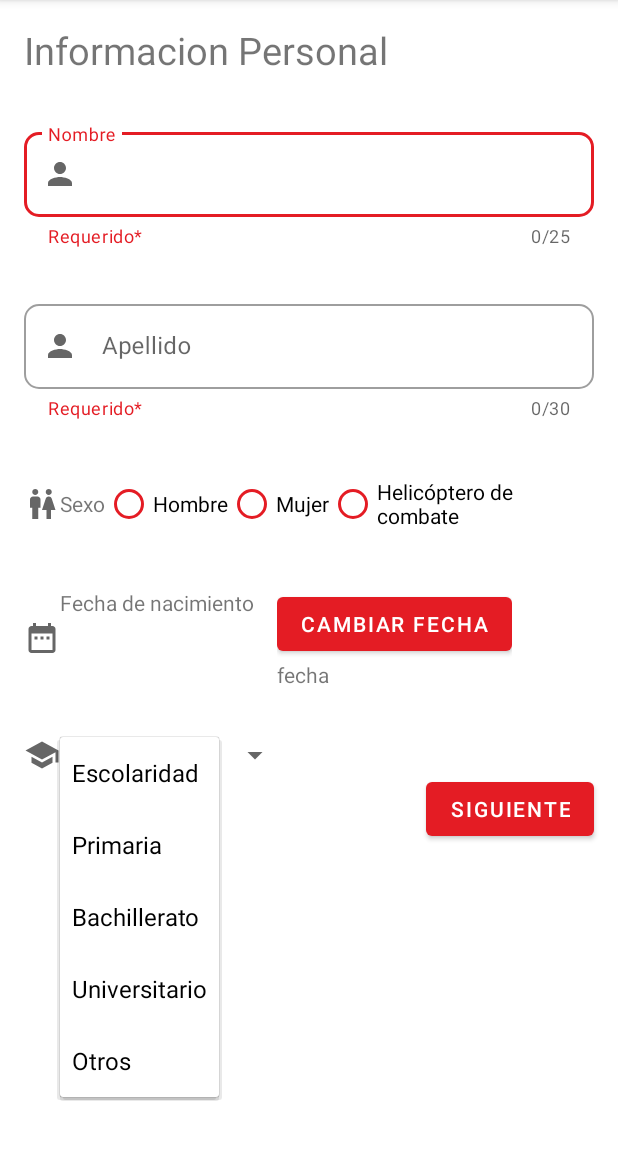
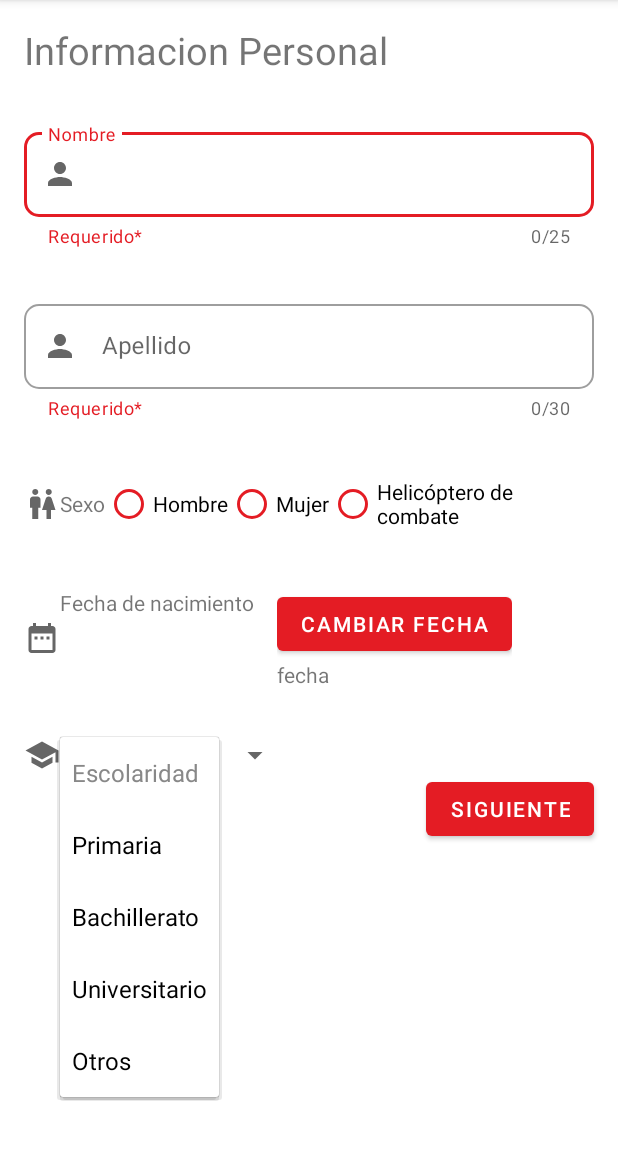
Before and after one commit to SotalvaroO/LabsCM20211-Gr07, an Android app: the PersonalDataActivity screen opened directly, with no data from a screen before it, after a tap on "Escolaridad", on a phone screen of 412 x 824 dp, the part 84-1236 px from its top. Run offline under Robolectric (Android 15) with nearby library versions, the phone set to English and light mode, and no system bars.

Commit message:
Vista de PersonalDataActivity.java con la lógica hasta la parte del Spinner, falta agregar condiciones para que el botón siguiente se valide

```diff
--- a/Lab1-UI/src/main/java/co/edu/udea/compumovil/gr07_20211/lab1/PersonalDataActivity.java
+++ b/Lab1-UI/src/main/java/co/edu/udea/compumovil/gr07_20211/lab1/PersonalDataActivity.java
@@ -1,5 +1,7 @@
 package co.edu.udea.compumovil.gr07_20211.lab1;
 
+import androidx.annotation.NonNull;
+import androidx.annotation.Nullable;
 import androidx.annotation.RequiresApi;
 import androidx.appcompat.app.AppCompatActivity;
 
@@ -9,27 +11,36 @@ import android.graphics.Color;
 import android.graphics.drawable.ColorDrawable;
 import android.os.Build;
 import android.os.Bundle;
+import android.util.Log;
 import android.view.View;
+import android.view.ViewGroup;
+import android.widget.AdapterView;
+import android.widget.ArrayAdapter;
 import android.widget.Button;
 import android.widget.DatePicker;
 import android.widget.RadioButton;
 import android.widget.RadioGroup;
+import android.widget.Spinner;
 import android.widget.TextView;
+import android.widget.Toast;
 
 import com.google.android.material.textfield.TextInputEditText;
 
+import java.text.DateFormat;
+import java.util.ArrayList;
 import java.util.Calendar;
+import java.util.List;
 
-public class PersonalDataActivity extends AppCompatActivity {
+public class PersonalDataActivity extends AppCompatActivity implements DatePickerDialog.OnDateSetListener {
 
     Button btnSiguiente;
     Button btnSelectDate;
-    DatePickerDialog datePickerDialog;
 
     TextView dateTextView;
     TextInputEditText nameEditText;
     TextInputEditText lastNameEditText;
     RadioGroup genderRadioGroup;
+    Spinner schoolarshipSpinner;
 
     @Override
     protected void onCreate(Bundle savedInstanceState) {
@@ -42,6 +53,61 @@ public class PersonalDataActivity extends AppCompatActivity {
         btnSiguiente = findViewById(R.id.btnSiguiente);
         btnSelectDate = findViewById(R.id.datePickerButton);
         dateTextView = findViewById(R.id.selectedDateTextView);
+        schoolarshipSpinner = findViewById(R.id.spinnerSchoolarship);
+
+        List<String> categories = new ArrayList<>();
+        categories.add(0, getResources().getString(R.string.schoolarship) );
+        categories.add( getResources().getString(R.string.elementary_school));
+        categories.add( getResources().getString(R.string.basic_school));
+        categories.add( getResources().getString(R.string.undergraduate));
+        categories.add( getResources().getString(R.string.other_education));
+
+        ArrayAdapter<String> dataAdapter;
+        dataAdapter = new ArrayAdapter<String>(this, android.R.layout.simple_spinner_item, categories){
+            @Override
+            public boolean isEnabled(int position) {
+                if (position == 0){
+                    return false;
+                }else{
+                    return true;
+                }
+
+            }
+
+            @Override
+            public View getDropDownView(int position, @Nullable View convertView, @NonNull ViewGroup parent) {
+                View view = super.getDropDownView(position, convertView, parent);
+                TextView tv = (TextView) view;
+                if (position == 0) {
+                    // Set the hint text color gray
+                    tv.setTextColor(Color.GRAY);
+                } else {
+                    tv.setTextColor(Color.BLACK);
+                }
+                return view;
+            }
+        };
+
+        dataAdapter.setDropDownViewResource(android.R.layout.simple_spinner_dropdown_item);
+        schoolarshipSpinner.setAdapter(dataAdapter);
+
+        schoolarshipSpinner.setOnItemSelectedListener(new AdapterView.OnItemSelectedListener() {
+            @Override
+            public void onItemSelected(AdapterView<?> parent, View view, int position, long id) {
+                if (parent.getItemAtPosition(position).equals(getResources().getString(R.string.schoolarship))){
+
+                }else {
+                    String item = parent.getItemAtPosition(position).toString();
+                    Toast.makeText(PersonalDataActivity.this, item, Toast.LENGTH_SHORT).show();
+                }
+            }
+
+
+            @Override
+            public void onNothingSelected(AdapterView<?> parent) {
+
+            }
+        });
 
         btnSelectDate.setOnClickListener(new View.OnClickListener() {
             @RequiresApi(api = Build.VERSION_CODES.N)
@@ -60,21 +126,20 @@ public class PersonalDataActivity extends AppCompatActivity {
 
     }
 
+    @Override
+    public void onDateSet(DatePicker view, int year, int month, int dayOfMonth) {
+        Calendar c = Calendar.getInstance();
+        c.set(Calendar.YEAR, year);
+        c.set(Calendar.MONTH, month);
+        c.set(Calendar.DAY_OF_MONTH, dayOfMonth);
+        String currentDateString = DateFormat.getDateInstance(DateFormat.FULL).format(c.getTime());
+        dateTextView.setText(currentDateString);
+
+    }
 
     public void createDatePicker(View view) {
-        Calendar calendar = Calendar.getInstance();
-        int year = calendar.get(Calendar.YEAR);
-        int month = calendar.get(Calendar.MONTH);
-        int dayOfMonth = calendar.get(Calendar.DAY_OF_MONTH);
-
-        datePickerDialog = new DatePickerDialog(PersonalDataActivity.this,
-                new DatePickerDialog.OnDateSetListener() {
-                    @Override
-                    public void onDateSet(DatePicker view, int year, int month, int day) {
-                        dateTextView.setText(day + "/" + month + "/" + year);
-                    }
-                }, 1, 1, 1);
-        datePickerDialog.show();
+        DialogFragment datePicker = new DialogFragment();
+        datePicker.show(getSupportFragmentManager(), "date picker");
     }
 
     public String getGender(View view) {
--- a/Lab1-UI/src/main/res/layout-land/activity_personal_data.xml
+++ b/Lab1-UI/src/main/res/layout-land/activity_personal_data.xml
@@ -191,7 +191,6 @@
         <Spinner
             android:layout_width="wrap_content"
             android:layout_height="wrap_content"
-            android:entries="@array/schoolarship"
             />
 
     </LinearLayout>
--- a/Lab1-UI/src/main/res/layout/activity_personal_data.xml
+++ b/Lab1-UI/src/main/res/layout/activity_personal_data.xml
@@ -199,9 +199,9 @@
             android:src="@drawable/ic_school_24" />
 
         <Spinner
+            android:id="@+id/spinnerSchoolarship"
             android:layout_width="wrap_content"
             android:layout_height="wrap_content"
-            android:entries="@array/schoolarship"
             />
 
     </LinearLayout>
--- a/Lab1-UI/src/main/res/values/array.xml
+++ /dev/null
@@ -1,13 +0,0 @@
-<?xml version="1.0" encoding="utf-8"?>
-<resources>
-    <string-array name="schoolarship">
-
-        <item>@string/schoolarship</item>
-        <item>@string/elementary_school</item>
-        <item>@string/basic_school</item>
-        <item>@string/undergraduate</item>
-        <item>@string/other_education</item>
-
-
-    </string-array>
-</resources>
--- a/Lab1-UI/src/main/res/values/strings.xml
+++ b/Lab1-UI/src/main/res/values/strings.xml
@@ -11,8 +11,8 @@
     <string name="combat_chopper">Helicóptero de combate</string>
     <string name="birthdate">Fecha de nacimiento</string>
     <string name="change_date">Cambiar fecha</string>
+    <string name="required">Requerido*</string>
     <string name="schoolarship">Escolaridad</string>
-    <string name="required">Requerido*</string>
     <string name="elementary_school">Primaria</string>
     <string name="basic_school">Bachillerato</string>
     <string name="undergraduate">Universitario</string>
```
Also changed, not shown: Lab1-UI/src/main/java/co/edu/udea/compumovil/gr07_20211/lab1/DialogFragment.java (added, +24 -0 lines).
